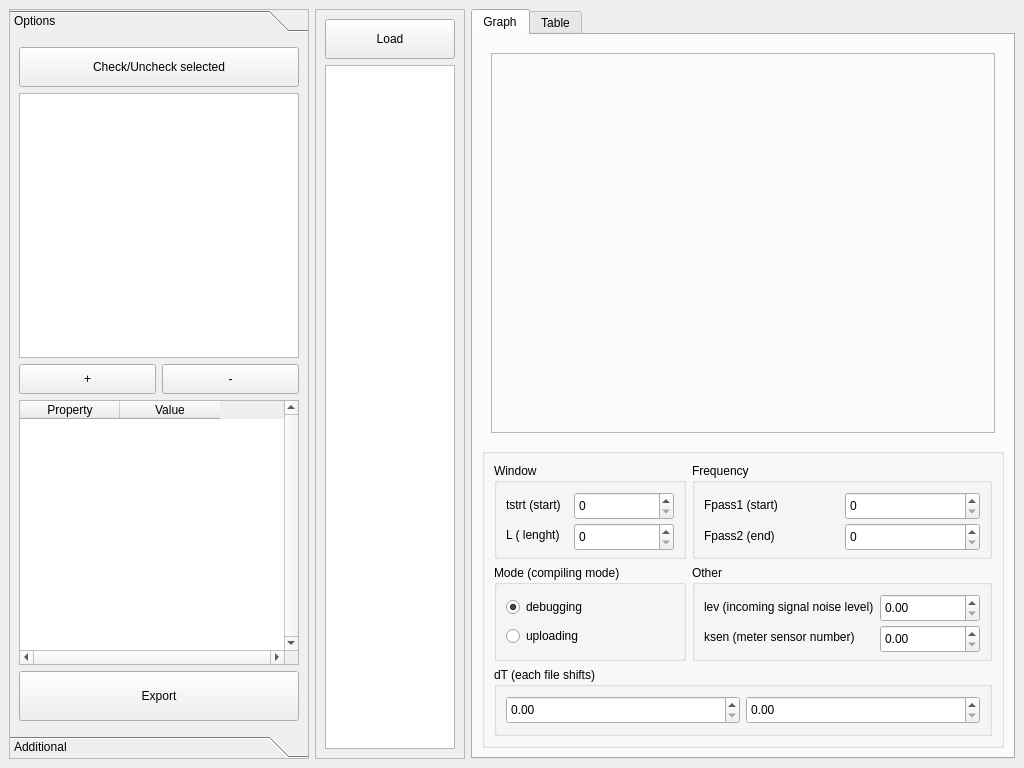
Before: the Qt Designer form SyncGraph.ui in salmanchik1/SyncGraph, drawn with Qt 5.
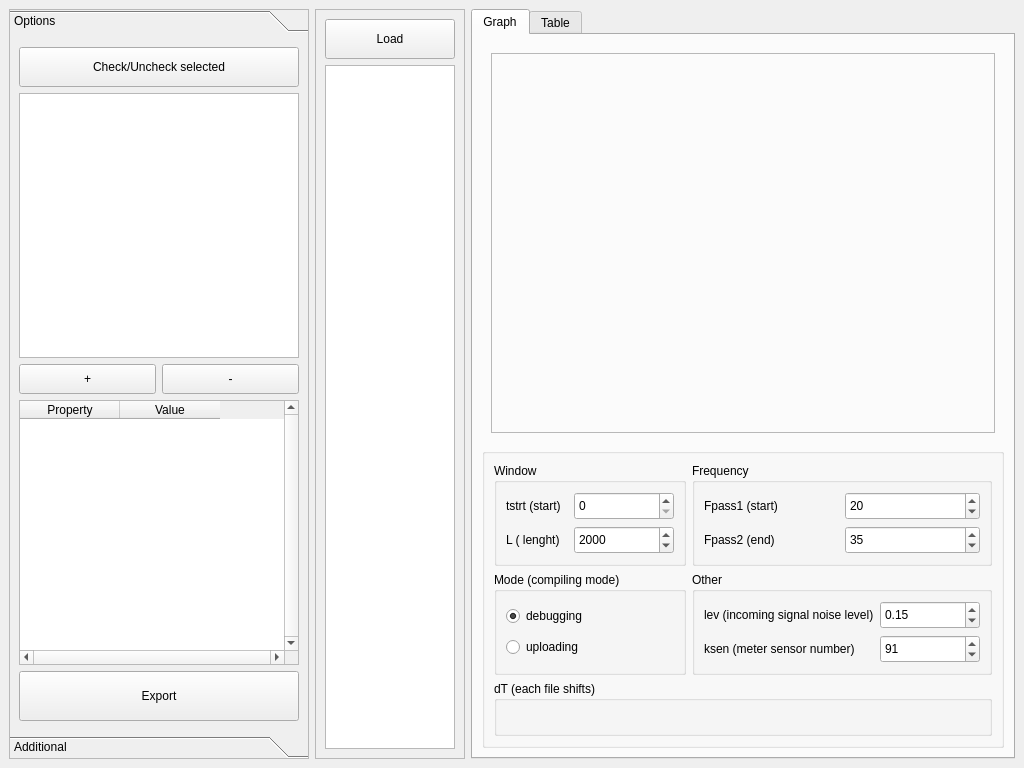
After: the same form once the commit is applied.

Commit message: Add creating spinEdit for shifts of each data file

What changed in the file:
```diff
--- a/SyncGraph.ui
+++ b/SyncGraph.ui
@@ -278,6 +278,15 @@
                   <height>28</height>
                  </size>
                 </property>
+                <property name="minimum">
+                 <number>1</number>
+                </property>
+                <property name="maximum">
+                 <number>65535</number>
+                </property>
+                <property name="value">
+                 <number>2000</number>
+                </property>
                </widget>
               </item>
               <item row="0" column="1">
@@ -307,6 +316,9 @@
                   <height>28</height>
                  </size>
                 </property>
+                <property name="value">
+                 <number>35</number>
+                </property>
                </widget>
               </item>
               <item row="0" column="1">
@@ -317,6 +329,9 @@
                   <height>28</height>
                  </size>
                 </property>
+                <property name="value">
+                 <number>20</number>
+                </property>
                </widget>
               </item>
               <item row="0" column="0">
@@ -374,16 +389,6 @@
               <string>Other</string>
              </property>
              <layout class="QGridLayout" name="gridLayout_4">
-              <item row="1" column="1">
-               <widget class="QDoubleSpinBox" name="ksenEdit">
-                <property name="minimumSize">
-                 <size>
-                  <width>100</width>
-                  <height>28</height>
-                 </size>
-                </property>
-               </widget>
-              </item>
               <item row="0" column="1">
                <widget class="QDoubleSpinBox" name="levEdit">
                 <property name="minimumSize">
@@ -392,6 +397,9 @@
                   <height>28</height>
                  </size>
                 </property>
+                <property name="value">
+                 <double>0.150000000000000</double>
+                </property>
                </widget>
               </item>
               <item row="0" column="0">
@@ -414,6 +422,19 @@
                 </property>
                </widget>
               </item>
+              <item row="1" column="1">
+               <widget class="QSpinBox" name="ksenEdit">
+                <property name="minimumSize">
+                 <size>
+                  <width>100</width>
+                  <height>28</height>
+                 </size>
+                </property>
+                <property name="value">
+                 <number>91</number>
+                </property>
+               </widget>
+              </item>
              </layout>
             </widget>
            </item>
@@ -422,28 +443,7 @@
              <property name="title">
               <string>dT (each file shifts)</string>
              </property>
-             <layout class="QGridLayout" name="gridLayout_5">
-              <item row="0" column="0">
-               <widget class="QDoubleSpinBox" name="dTEdit">
-                <property name="minimumSize">
-                 <size>
-                  <width>100</width>
-                  <height>28</height>
-                 </size>
-                </property>
-               </widget>
-              </item>
-              <item row="0" column="1">
-               <widget class="QDoubleSpinBox" name="dTEdit_2">
-                <property name="minimumSize">
-                 <size>
-                  <width>100</width>
-                  <height>28</height>
-                 </size>
-                </property>
-               </widget>
-              </item>
-             </layout>
+             <layout class="QVBoxLayout" name="verticalLayout_4"/>
             </widget>
            </item>
           </layout>
```
Left out of the diff: 5 changed lines with no effect on the pictures. The commit also changes 2 other files.
